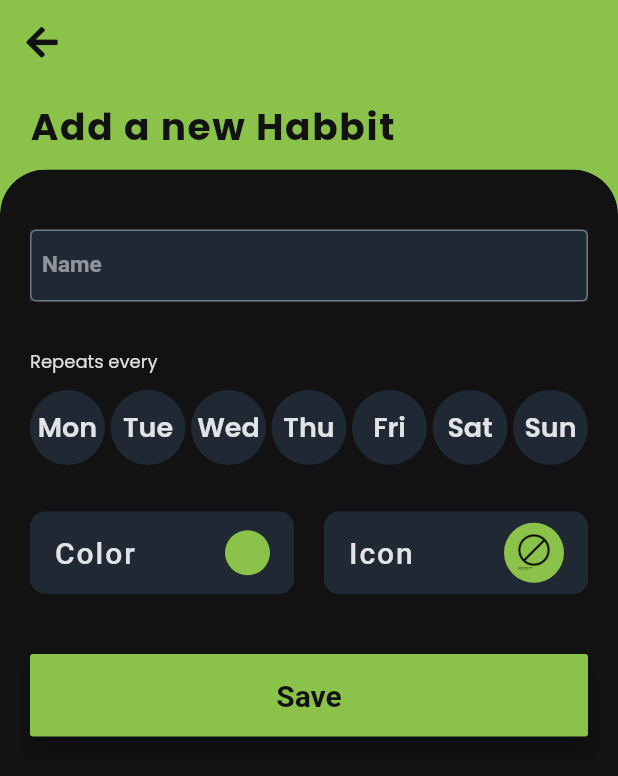
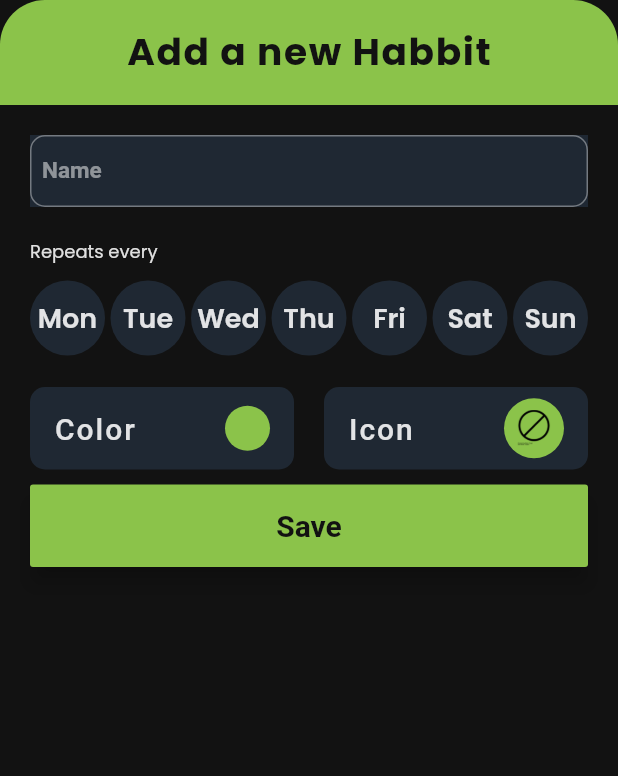
Before and after one commit to SatishBV/Habbit, a Flutter app: the CreateHabbit widget shown alone on an empty page, opened directly with empty values, on a phone screen of 412 x 824 dp. Shown: the top 776 px of the screen. Run offline on Flutter 3.47's test engine with Material 2 defaults, Android fonts, the phone set to English and light mode, and no system bars; our stand-ins replace flutter_colorpicker, font_awesome_flutter, google_fonts.

```diff
--- a/lib/Constants/styles.dart
+++ b/lib/Constants/styles.dart
@@ -28,6 +28,18 @@ const List<Color> availableColors = [
   Colors.grey,
   Colors.blueGrey,
 ];
+
+OutlineInputBorder get textFieldFocusedBorder {
+  return OutlineInputBorder(
+    borderRadius: const BorderRadius.all(
+      const Radius.circular(10.0),
+    ),
+    borderSide: new BorderSide(
+      color: kGreenColor,
+      width: 2.0,
+    ),
+  );
+}
 
 TextStyle get kScreenTitleLabel {
   return GoogleFonts.poppins(
--- a/lib/Views/curved_sheet_view.dart
+++ b/lib/Views/curved_sheet_view.dart
@@ -16,19 +16,6 @@ class CurvedSheet extends StatelessWidget {
   Widget build(BuildContext context) {
     return Column(
       children: <Widget>[
-        Padding(
-          padding: const EdgeInsets.symmetric(
-            horizontal: 20.0,
-            vertical: 10.0,
-          ),
-          child: Container(
-            alignment: Alignment.centerLeft,
-            child: Text(
-              title,
-              style: kAddHabitPageTitleLabel,
-            ),
-          ),
-        ),
         Expanded(
           child: ClipRRect(
             borderRadius: BorderRadius.only(
@@ -36,7 +23,6 @@ class CurvedSheet extends StatelessWidget {
               topRight: Radius.circular(30.0),
             ),
             child: Container(
-                height: 500.0,
               decoration: BoxDecoration(
                 color: backgroundColor,
                 borderRadius: BorderRadius.only(
@@ -44,7 +30,8 @@ class CurvedSheet extends StatelessWidget {
                   topRight: Radius.circular(30.0),
                 ),
               ),
-                child: child),
+              child: child,
+            ),
           ),
         )
       ],
--- a/lib/Views/text_field_view.dart
+++ b/lib/Views/text_field_view.dart
@@ -5,10 +5,12 @@ class HabbitTextField extends StatelessWidget {
   HabbitTextField({
     @required this.controller,
     @required this.placeHolder,
+    @required this.borderColor,
   });
 
   final TextEditingController controller;
   final String placeHolder;
+  final Color borderColor;
 
   @override
   Widget build(BuildContext context) {
@@ -22,7 +24,15 @@ class HabbitTextField extends StatelessWidget {
           child: TextField(
             controller: controller,
             style: kTextFieldTextStyle,
-            decoration: InputDecoration().copyWith(labelText: placeHolder,),
+            decoration: InputDecoration().copyWith(
+              labelText: placeHolder,
+              focusedBorder: textFieldFocusedBorder.copyWith(
+                borderSide: BorderSide(
+                  color: borderColor,
+                  width: 2.0,
+                ),
+              ),
+            ),
             autocorrect: false,
           ),
         ),
--- a/lib/add_habit.dart
+++ b/lib/add_habit.dart
@@ -39,20 +39,7 @@ class _CreateHabitState extends State<CreateHabbit> {
 
   @override
   Widget build(BuildContext context) {
-    return Scaffold(
-      backgroundColor: _activeColor,
-      appBar: AppBar(
-        backgroundColor: _activeColor,
-        leading: IconButton(
-          icon: FaIcon(
-            FontAwesomeIcons.arrowLeft,
-            color: kPrimaryBlackColor,
-          ),
-          onPressed: () => Navigator.of(context).pop(),
-        ),
-        elevation: 0.0,
-      ),
-      body: GestureDetector(
+    return GestureDetector(
       onTap: () {
         FocusScope.of(context).requestFocus(new FocusNode());
       },
@@ -60,13 +47,26 @@ class _CreateHabitState extends State<CreateHabbit> {
         title: 'Add a new Habbit',
         backgroundColor: kPrimaryBlackColor,
         child: Column(
+          mainAxisAlignment: MainAxisAlignment.start,
           children: <Widget>[
-              SizedBox(height: 40.0),
+            Container(
+              alignment: Alignment.centerLeft,
+              color: _activeColor,
+              height: 70.0,
+              child: Center(
+                child: Text(
+                  'Add a new Habbit',
+                  style: kAddHabitPageTitleLabel,
+                ),
+              ),
+            ),
+            SizedBox(height: 20.0),
             HabbitTextField(
               controller: _nameTextEditingController,
               placeHolder: 'Name',
+              borderColor: _activeColor,
             ),
-              SizedBox(height: 20.0),
+            SizedBox(height: 10.0),
             WeekDayPicker(
               days: habit.selectedDays,
               accentColor: _activeColor,
@@ -74,7 +74,7 @@ class _CreateHabitState extends State<CreateHabbit> {
                 updateSelectedDays(days);
               },
             ),
-              SizedBox(height: 20.0),
+            SizedBox(height: 10.0),
             Padding(
               padding: EdgeInsets.symmetric(horizontal: 20.0),
               child: Row(
@@ -101,13 +101,10 @@ class _CreateHabitState extends State<CreateHabbit> {
                 ],
               ),
             ),
-              SizedBox(
-                height: 40.0,
-              ),
+            SizedBox(height: 10.0),
             Padding(
               padding: EdgeInsets.symmetric(horizontal: 20.0),
               child: Row(
-                  // crossAxisAlignment: CrossAxisAlignment.start,
                 children: <Widget>[
                   Expanded(
                     child: ButtonTheme(
@@ -132,9 +129,8 @@ class _CreateHabitState extends State<CreateHabbit> {
                   ),
                 ],
               ),
-              )
+            ),
           ],
-          ),
         ),
       ),
     );
--- a/lib/main.dart
+++ b/lib/main.dart
@@ -18,11 +18,7 @@ class Habbit extends StatelessWidget {
         inputDecorationTheme: InputDecorationTheme(
           border: new OutlineInputBorder(
             borderRadius: const BorderRadius.all(
-              const Radius.circular(4.0),
-            ),
-            borderSide: new BorderSide(
-              color: kCardColor,
-              width: 3.0,
+              const Radius.circular(10.0),
             ),
           ),
           labelStyle: kTextFieldTextStyle.copyWith(color: textColor.withOpacity(0.50), fontSize: 15.0),
```
Also changed, not shown: lib/home_page.dart (+23 -6 lines). Lines whose indentation alone changed are shown as unchanged.
